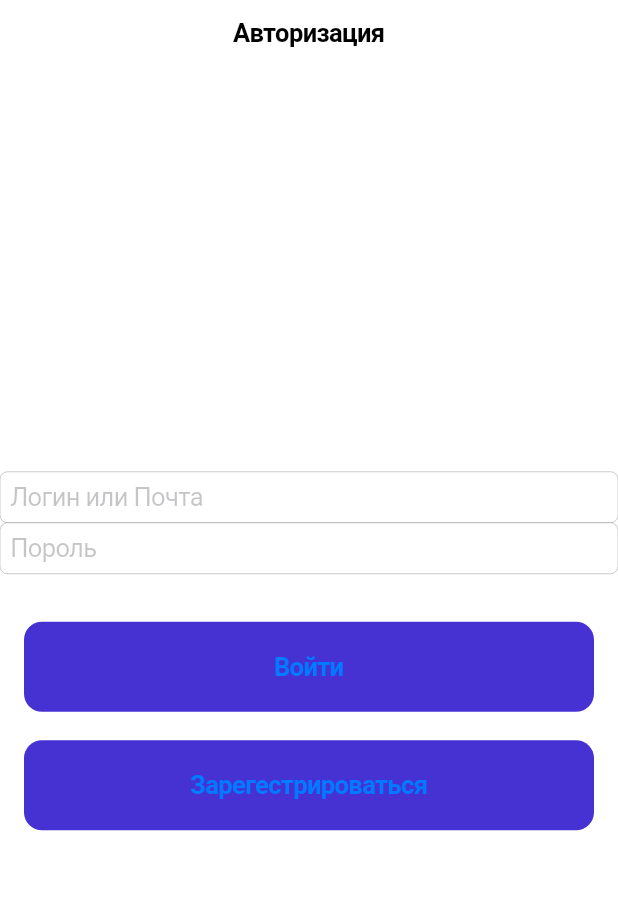
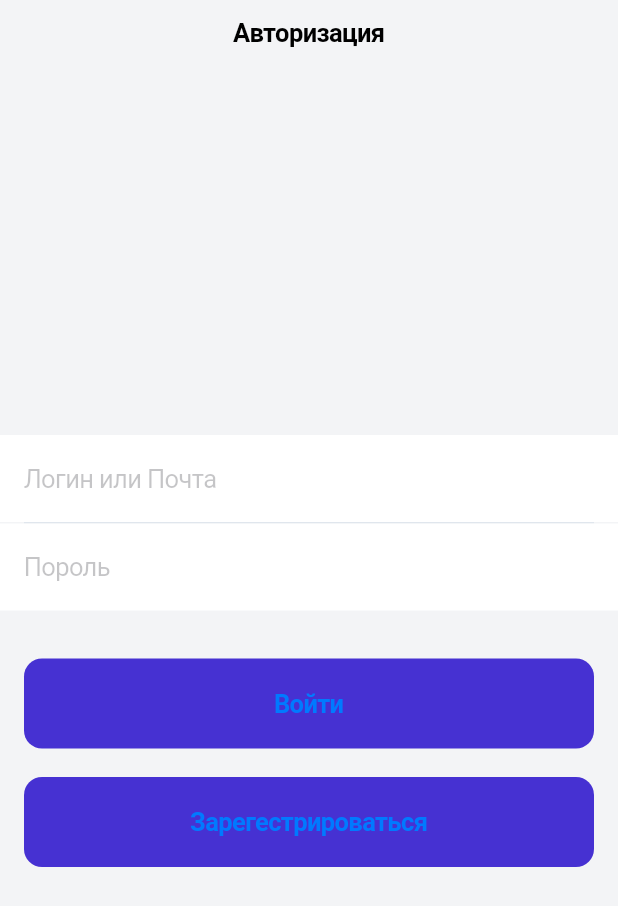
Before and after one commit to 7keel/project, a Flutter app: the screen it shows after launch, on a phone screen of 412 x 824 dp. Shown: the top 906 px of the screen. Run offline on Flutter 3.47's test engine with Material 2 defaults, Android fonts, the phone set to English and light mode, and no system bars.

Commit message:
Создал стили для текстовых полей

```diff
--- a/lib/src/screens/auth/auth_screen.dart
+++ b/lib/src/screens/auth/auth_screen.dart
@@ -6,7 +6,10 @@ class AuthScreen extends StatelessWidget {
   @override
   Widget build(BuildContext context) {
     return CupertinoPageScaffold(
+      backgroundColor: Color(0xFFF3F4F6),
       navigationBar: CupertinoNavigationBar(
+        backgroundColor: CupertinoColors.white,
+        border: const Border(),
         middle: Text("Авторизация"),
       ),
       child: SafeArea(
@@ -15,11 +18,24 @@ class AuthScreen extends StatelessWidget {
           crossAxisAlignment: CrossAxisAlignment.stretch,
           children: [
             CupertinoTextField(
-              placeholder: "Логин или Почта",
+                placeholder: "Логин или Почта",
+                decoration: BoxDecoration(
+                  color: CupertinoColors.white,
+                ),
+                padding:
+                    const EdgeInsets.symmetric(vertical: 19, horizontal: 16)),
+            Container(
+              height: 1,
+              color: Color(0xFFE0E6ED),
+              margin: EdgeInsets.symmetric(horizontal: 16),
             ),
             CupertinoTextField(
-              placeholder: "Пороль",
-            ),
+                placeholder: "Пороль",
+                decoration: BoxDecoration(
+                  color: CupertinoColors.white,
+                ),
+                padding:
+                    const EdgeInsets.symmetric(vertical: 19, horizontal: 16)),
             const SizedBox(
               height: 32,
             ),
```
